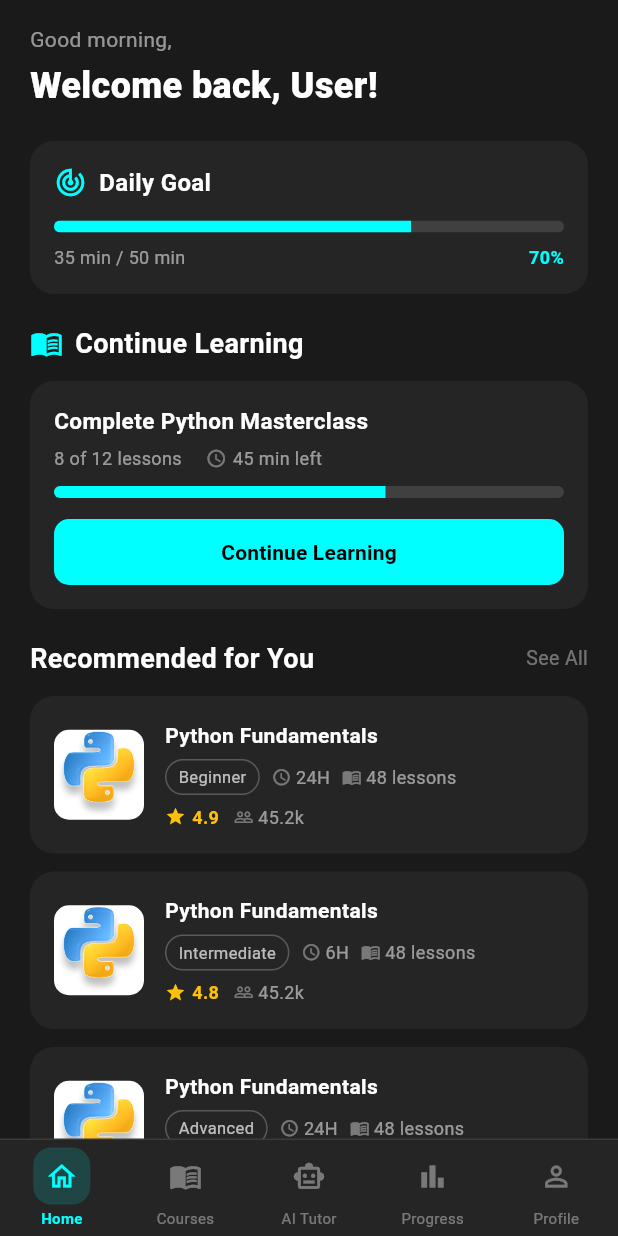
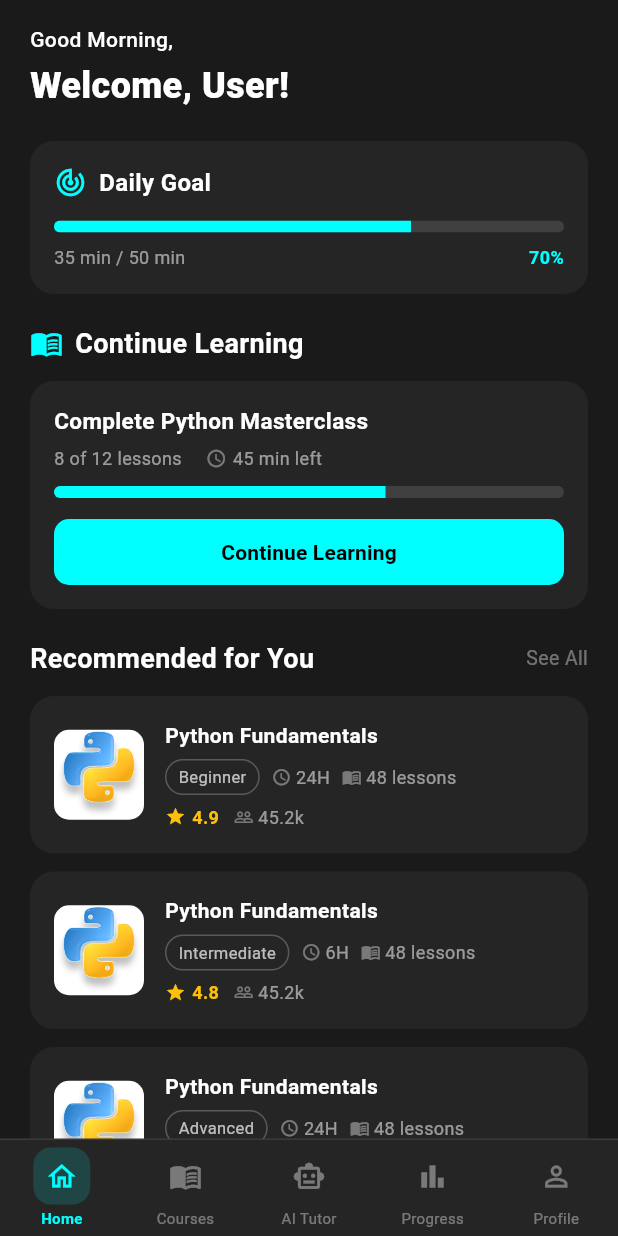
Before and after one commit to Pushkarjhaa/vormirex_new, a Flutter app: the MainScreen screen opened directly, on a phone screen of 412 x 824 dp. Run offline on Flutter 3.47's test engine with Material 3 defaults, Android fonts, the light colour scheme and no system bars; our stand-ins replace get, shared_preferences; accounts and stored records are empty.

Commit message:
Tym and logout integrated

```diff
--- a/lib/view/homescreen.dart
+++ b/lib/view/homescreen.dart
@@ -1,5 +1,6 @@
 import 'package:flutter/material.dart';
 import 'package:get/get.dart';
+import 'package:vormirex_new/controller/auth_controller.dart';
 import 'package:vormirex_new/utils/app_colour.dart';
 import 'package:vormirex_new/utils/widget.dart';
 import 'package:vormirex_new/view/course_detail_screen.dart';
@@ -7,26 +8,42 @@ import 'package:vormirex_new/view/course_detail_screen.dart';
 class HomeScreen extends StatelessWidget {
   const HomeScreen({super.key});
 
+  // ── Time-based greeting ──────────────────────────────────────────────────
+  String _getGreeting() {
+    final hour = DateTime.now().hour; // device local time
+    if (hour < 12) return 'Good Morning,';
+    if (hour < 17) return 'Good Afternoon,';
+    return 'Good Evening,';
+  }
+
   @override
   Widget build(BuildContext context) {
+    final AuthController authController = Get.find<AuthController>();
+
     return SafeArea(
       child: SingleChildScrollView(
         padding: const EdgeInsets.symmetric(horizontal: 20, vertical: 16),
         child: Column(
           crossAxisAlignment: CrossAxisAlignment.start,
           children: [
-            // Greeting
+            // ── Greeting ───────────────────────────────────────────────────
             Text(
-              'Good morning,',
-              style: TextStyle(color: Colors.white54, fontSize: 14),
+              _getGreeting(),
+              style: const TextStyle(
+                color: Colors.white,
+                fontWeight: FontWeight.w500,
+                fontSize: 14,
+              ),
             ),
             const SizedBox(height: 4),
-            const Text(
-              'Welcome back, User!',
-              style: TextStyle(
-                color: Colors.white,
-                fontSize: 24,
-                fontWeight: FontWeight.w800,
+            Obx(
+              () => Text(
+                'Welcome, ${authController.userName.value.isNotEmpty ? authController.userName.value : 'User'}!',
+                style: const TextStyle(
+                  color: Colors.white,
+                  fontSize: 24,
+                  fontWeight: FontWeight.w800,
+                ),
               ),
             ),
 
@@ -190,7 +207,6 @@ class HomeScreen extends StatelessWidget {
 
             const SizedBox(height: 12),
 
-            // Course cards — tap navigates to CourseDetailScreen
             ...[
               CourseData(
                 'Python Fundamentals',
```
Also changed, not shown: lib/controller/auth_controller.dart (+17 -1 lines), lib/main.dart (+2 -9 lines).
